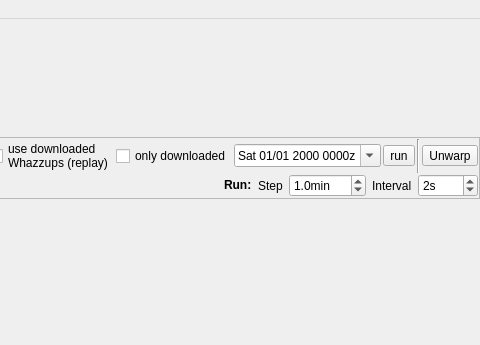
Old version of the form src/Window.ui in the repository qutescoop/qutescoop; both pictures show x 470 to 950 and y 0 to 345 of the 950 by 626 pixel window.
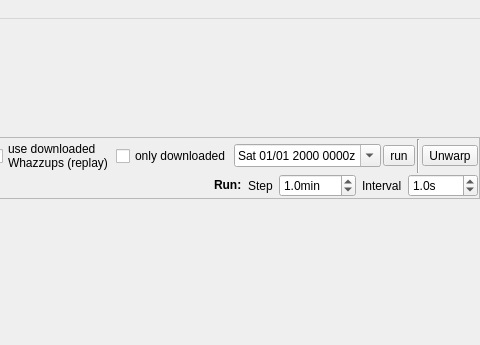
New version of the form. Icons and pictures are not drawn.

Commit message: [TASK] lower Time Warp step interval

```diff
--- a/src/Window.ui
+++ b/src/Window.ui
@@ -238,7 +238,7 @@
              <number>1</number>
             </property>
             <property name="minimum">
-             <double>0.000000000000000</double>
+             <double>0.100000000000000</double>
             </property>
             <property name="maximum">
              <double>120.000000000000000</double>
@@ -270,10 +270,10 @@
              <string>s</string>
             </property>
             <property name="decimals">
-             <number>0</number>
+             <number>1</number>
             </property>
             <property name="minimum">
-             <double>1.000000000000000</double>
+             <double>0.500000000000000</double>
             </property>
             <property name="maximum">
              <double>1000.000000000000000</double>
@@ -282,7 +282,7 @@
              <double>1.000000000000000</double>
             </property>
             <property name="value">
-             <double>2.000000000000000</double>
+             <double>1.000000000000000</double>
             </property>
            </widget>
           </item>
```
